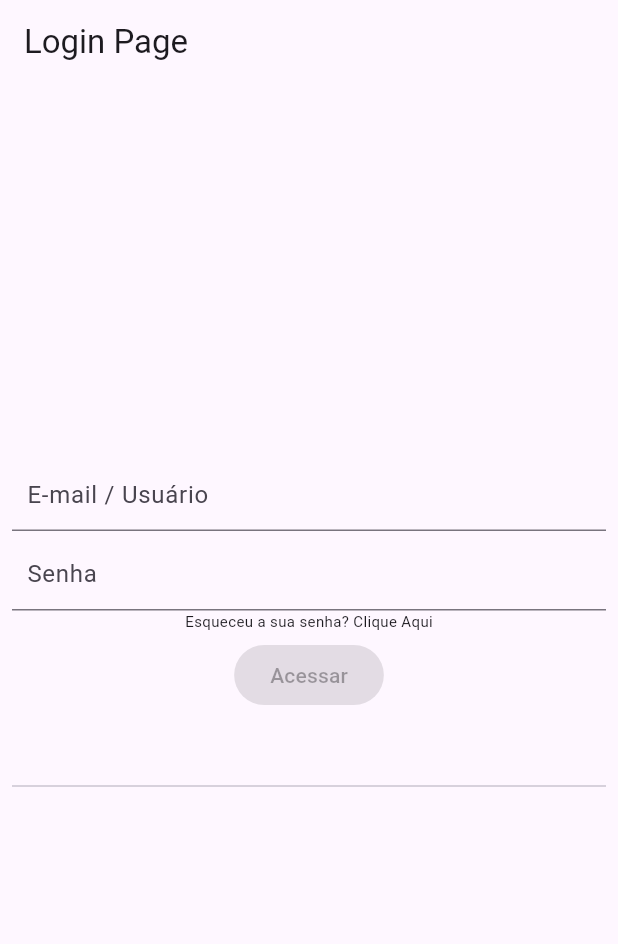
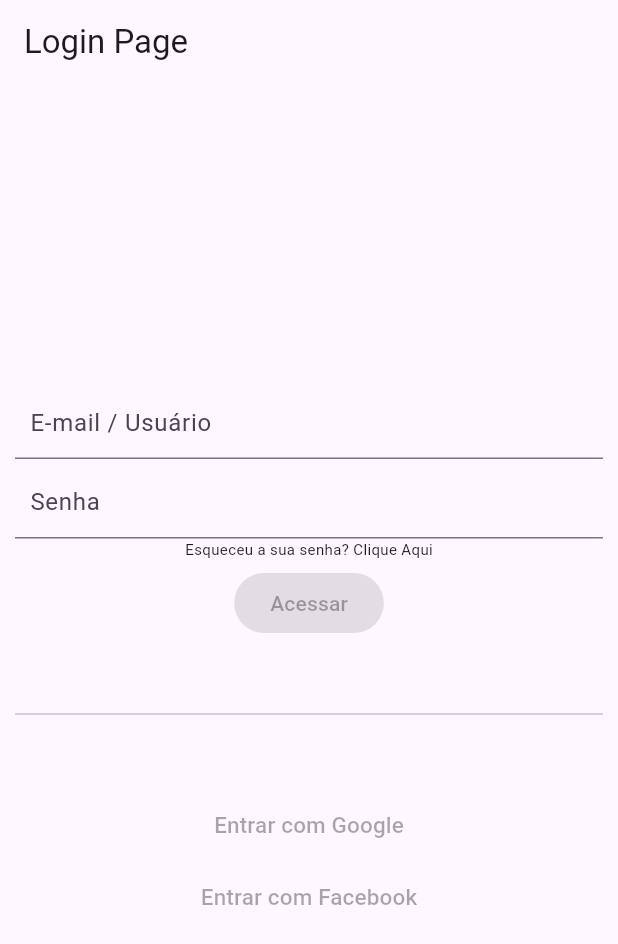
Before and after one commit to gabrimota/app_estoque, a Flutter app: the screen it shows after launch, on a phone screen of 412 x 824 dp. Shown: the top 944 px of the screen. Run offline on Flutter 3.47's test engine with Material 3 defaults, Android fonts, the phone set to English and light mode, and no system bars.

Commit message:
Códigos Login page

```diff
--- a/flutter_app_estoque/lib/pages/login_screen.dart
+++ b/flutter_app_estoque/lib/pages/login_screen.dart
@@ -12,7 +12,7 @@ class LoginScreen extends StatelessWidget {
       appBar: AppBar(title: const Text("Login Page")),
       body: const Center(
         child: Padding(
-          padding: EdgeInsets.all(8.0),
+          padding: EdgeInsets.all(10.0),
           child: Column(
             mainAxisAlignment: MainAxisAlignment.center,
             children: [
@@ -45,6 +45,18 @@ class LoginScreen extends StatelessWidget {
               Divider(
                 height: 100,
               ),
+              TextButton(
+                  onPressed: null,
+                  child: Text(
+                    "Entrar com Google",
+                    style: TextStyle(fontSize: 15),
+                  )),
+              TextButton(
+                  onPressed: null,
+                  child: Text(
+                    "Entrar com Facebook",
+                    style: TextStyle(fontSize: 15),
+                  ))
             ],
           ),
         ),
```
